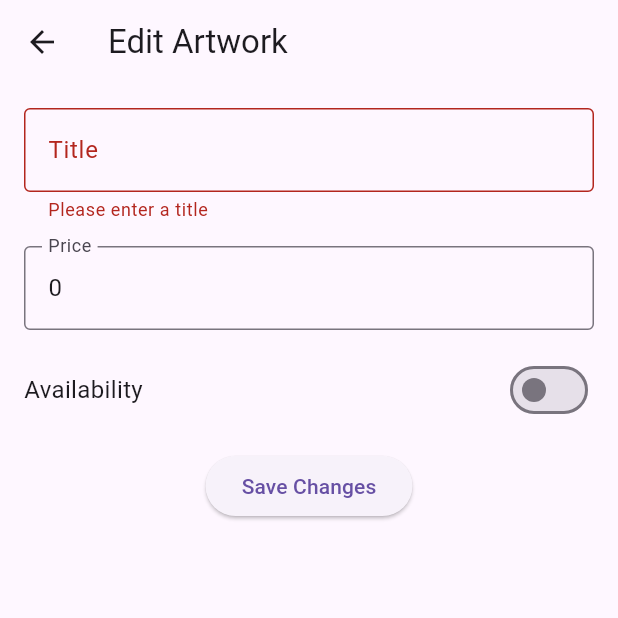
After one commit to emmawalkerMAD2024/PROJ02_Artapp, a Flutter app: the EditArtworkPage screen opened by its route, after a tap on "Save Changes", on a phone screen of 412 x 824 dp, the top half of it. The commit adds this screen. Run offline on Flutter 3.47's test engine with Material 3 defaults, Android fonts, the phone set to English and light mode, and no system bars; our stand-ins replace cloud_firestore, firebase_core, firebase_storage; accounts and stored records are empty.

Commit message:
edit page

```diff
--- a/lib/ArtistWorksListedPage.dart
+++ b/lib/ArtistWorksListedPage.dart
@@ -1,9 +1,7 @@
 import 'package:flutter/material.dart';
 import 'package:cloud_firestore/cloud_firestore.dart';
 import 'package:firebase_storage/firebase_storage.dart';
-
-
-
+import 'package:p2_artapp/EditArtworkPage.dart';
 
 
 class ArtistWorksListedPage extends StatelessWidget {
@@ -98,7 +96,12 @@ class ArtistWorksListedPage extends StatelessWidget {
                         IconButton(
                           icon: Icon(Icons.edit, color: Colors.orange),
                           onPressed: () {
-                            Navigator.pushNamed(context, '/editArtwork', arguments: artworkId);
+                            Navigator.push(
+                              context,
+                              MaterialPageRoute(
+                                builder: (context) => EditArtworkPage(artworkId:artworkId ),
+                              ),
+                              );
                           },
                         ),
                         IconButton(
--- /dev/null
+++ b/lib/EditArtworkPage.dart
@@ -0,0 +1,153 @@
+import 'package:flutter/material.dart';
+import 'package:cloud_firestore/cloud_firestore.dart';
+
+class EditArtworkPage extends StatefulWidget {
+  final String artworkId;
+
+  EditArtworkPage({required this.artworkId});
+
+  @override
+  _EditArtworkPageState createState() => _EditArtworkPageState();
+}
+
+class _EditArtworkPageState extends State<EditArtworkPage> {
+  final _formKey = GlobalKey<FormState>();
+  late TextEditingController _titleController;
+  late TextEditingController _priceController;
+  bool _availability = true;
+  bool _isLoading = true;
+
+  @override
+  void initState() {
+    super.initState();
+    _fetchArtworkData();
+  }
+
+  Future<void> _fetchArtworkData() async {
+    try {
+      final artworkDoc = await FirebaseFirestore.instance
+          .collection('artworks')
+          .doc(widget.artworkId)
+          .get();
+
+      if (artworkDoc.exists) {
+        final data = artworkDoc.data()!;
+        _titleController = TextEditingController(text: data['title']);
+        _priceController = TextEditingController(text: data['price'].toString());
+        _availability = data['availability'];
+      } else {
+        ScaffoldMessenger.of(context).showSnackBar(
+          SnackBar(content: Text('Artwork not found.')),
+        );
+        Navigator.pop(context);
+      }
+    } catch (error) {
+      ScaffoldMessenger.of(context).showSnackBar(
+        SnackBar(content: Text('Failed to load artwork: $error')),
+      );
+      Navigator.pop(context);
+    } finally {
+      setState(() {
+        _isLoading = false;
+      });
+    }
+  }
+
+  Future<void> _updateArtwork() async {
+    if (_formKey.currentState!.validate()) {
+      try {
+        await FirebaseFirestore.instance.collection('artworks').doc(widget.artworkId).update({
+          'title': _titleController.text,
+          'price': double.parse(_priceController.text),
+          'availability': _availability,
+        });
+        ScaffoldMessenger.of(context).showSnackBar(
+          SnackBar(content: Text('Artwork updated successfully!')),
+        );
+        Navigator.pop(context); // Return to the previous page
+      } catch (error) {
+        ScaffoldMessenger.of(context).showSnackBar(
+          SnackBar(content: Text('Failed to update artwork: $error')),
+        );
+      }
+    }
+  }
+
+  @override
+  Widget build(BuildContext context) {
+    return Scaffold(
+      appBar: AppBar(
+        title: Text('Edit Artwork'),
+      ),
+      body: _isLoading
+          ? Center(child: CircularProgressIndicator())
+          : Padding(
+              padding: const EdgeInsets.all(16.0),
+              child: Form(
+                key: _formKey,
+                child: Column(
+                  crossAxisAlignment: CrossAxisAlignment.start,
+                  children: [
+                    TextFormField(
+                      controller: _titleController,
+                      decoration: InputDecoration(
+                        labelText: 'Title',
+                        border: OutlineInputBorder(),
+                      ),
+                      validator: (value) {
+                        if (value == null || value.isEmpty) {
+                          return 'Please enter a title';
+                        }
+                        return null;
+                      },
+                    ),
+                    SizedBox(height: 16),
+                    TextFormField(
+                      controller: _priceController,
+                      decoration: InputDecoration(
+                        labelText: 'Price',
+                        border: OutlineInputBorder(),
+                      ),
+                      keyboardType: TextInputType.number,
+                      validator: (value) {
+                        if (value == null || value.isEmpty) {
+                          return 'Please enter a price';
+                        }
+                        if (double.tryParse(value) == null) {
+                          return 'Please enter a valid number';
+                        }
+                        return null;
+                      },
+                    ),
+                    SizedBox(height: 16),
+                    Row(
+                      mainAxisAlignment: MainAxisAlignment.spaceBetween,
+                      children: [
+                        Text(
+                          'Availability',
+                          style: TextStyle(fontSize: 16),
+                        ),
+                        Switch(
+                          value: _availability,
+                          onChanged: (value) {
+                            setState(() {
+                              _availability = value;
+                            });
+                          },
+                        ),
+                      ],
+                    ),
+                    SizedBox(height: 16),
+                    Center(
+                      child: ElevatedButton(
+                        onPressed: _updateArtwork,
+                        child: Text('Save Changes'),
+                      ),
+                    ),
+                  ],
+                ),
+              ),
+            ),
+    );
+  }
+}
--- a/lib/main.dart
+++ b/lib/main.dart
@@ -1,5 +1,6 @@
 import 'package:firebase_core/firebase_core.dart';
 import 'package:flutter/material.dart';
+import 'package:p2_artapp/EditArtworkPage.dart';
 import 'ArtistWorksListedPage.dart';
 
 Future<void> main() async {
@@ -15,6 +16,9 @@ class MyApp extends StatelessWidget {
       debugShowCheckedModeBanner: false,
       title: 'Artworks App',
       theme: ThemeData(primarySwatch: Colors.blue),
+      routes: {
+        '/editArtwork': (context) => EditArtworkPage(artworkId: '',),
+      },
       home: ArtistWorksListedPage(artistId: '101'),
     );
   }
```
